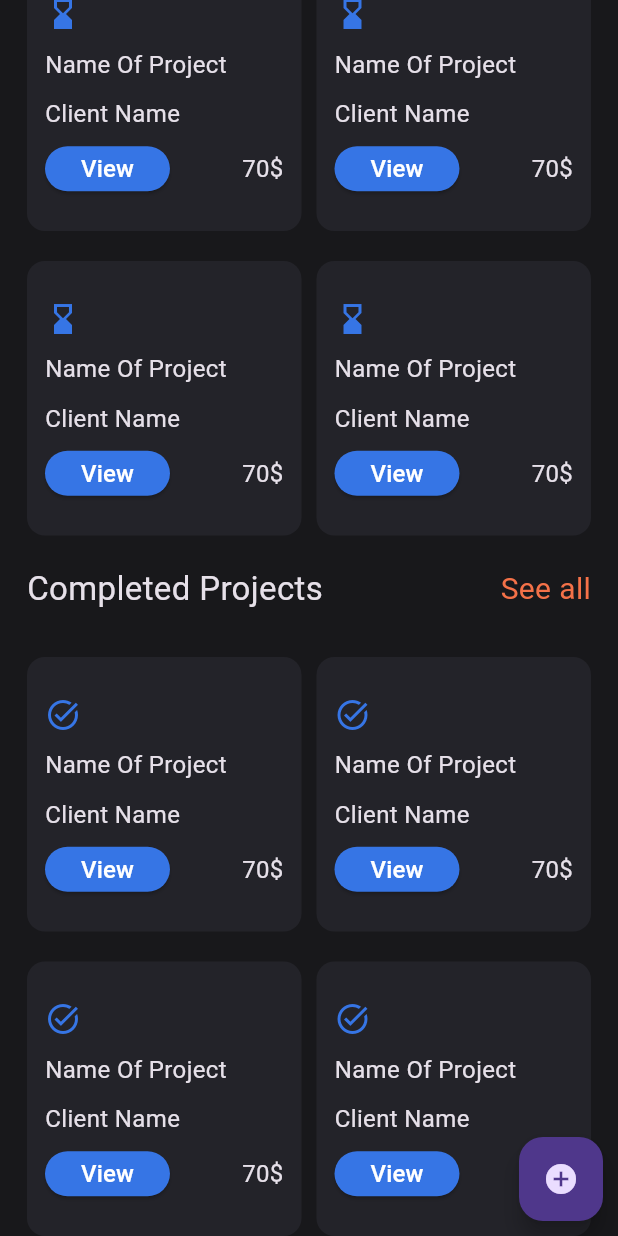
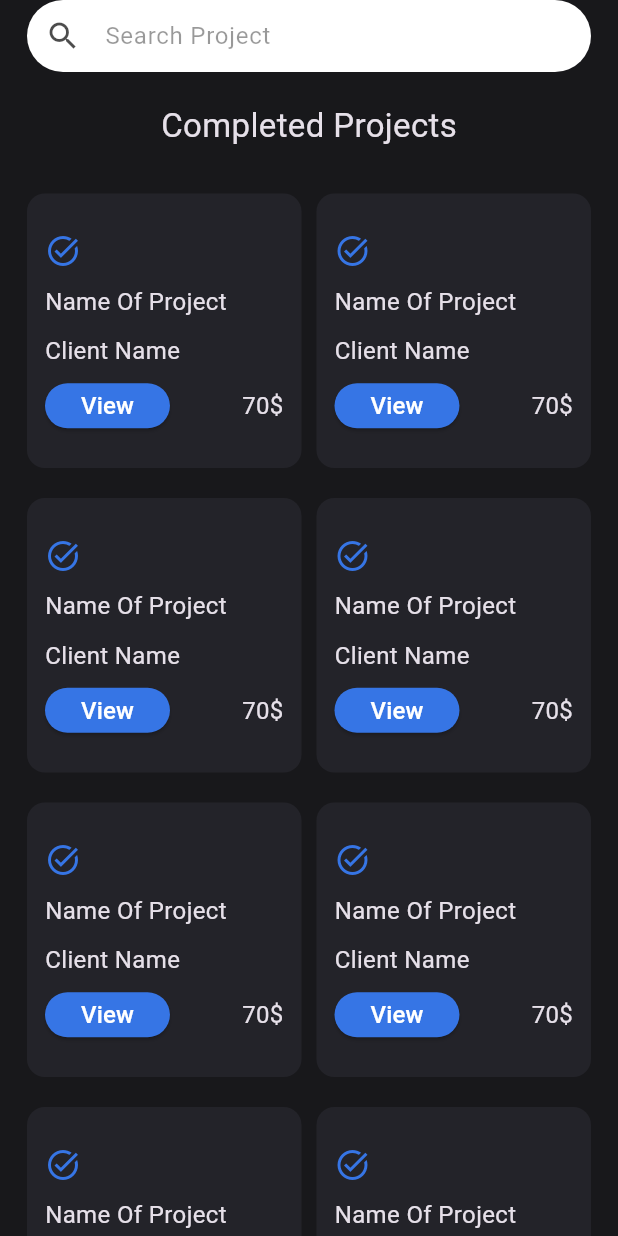
Before and after one commit to gelkomyy/pricer, a Flutter app: the screen it shows after launch, scrolled down 160 dp, after a tap on "See all", on a phone screen of 412 x 824 dp. Run offline on Flutter 3.47's test engine with Material 3 defaults, Android fonts, the phone set to English and light mode, and no system bars.

Commit message:
add completed projects view

```diff
--- /dev/null
+++ b/lib/Features/completed_projects/presentation/views/completed_projects_view.dart
@@ -0,0 +1,13 @@
+import 'package:flutter/material.dart';
+import 'package:pricer/Features/completed_projects/presentation/views/widgets/completed_projects_view_body.dart';
+
+class CompletedProjectsView extends StatelessWidget {
+  const CompletedProjectsView({super.key});
+  static String id = 'CompletedProjectsView';
+  @override
+  Widget build(BuildContext context) {
+    return const Scaffold(
+      body: SafeArea(child: CompletedProjectsViewBody()),
+    );
+  }
+}
--- /dev/null
+++ b/lib/Features/completed_projects/presentation/views/widgets/completed_projects_view_body.dart
@@ -0,0 +1,14 @@
+import 'package:flutter/material.dart';
+import 'package:pricer/Features/completed_projects/presentation/views/widgets/custom_done_projects_scroll_view.dart';
+
+class CompletedProjectsViewBody extends StatelessWidget {
+  const CompletedProjectsViewBody({super.key});
+
+  @override
+  Widget build(BuildContext context) {
+    return const Padding(
+      padding: EdgeInsets.symmetric(horizontal: 18),
+      child: CustomDoneProjectsScrollView(),
+    );
+  }
+}
--- /dev/null
+++ b/lib/Features/completed_projects/presentation/views/widgets/custom_done_projects_scroll_view.dart
@@ -0,0 +1,35 @@
+import 'package:flutter/material.dart';
+import 'package:pricer/Features/home/presentation/views/widgets/custom_search_box.dart';
+import 'package:pricer/Features/home/presentation/views/widgets/done_row.dart';
+import 'package:pricer/Features/home/presentation/views/widgets/project_grid_done.dart';
+
+class CustomDoneProjectsScrollView extends StatelessWidget {
+  const CustomDoneProjectsScrollView({
+    super.key,
+  });
+
+  @override
+  Widget build(BuildContext context) {
+    return const CustomScrollView(
+      slivers: [
+        SliverToBoxAdapter(
+          child: CustomSearchBox(),
+        ),
+        SliverToBoxAdapter(
+          child: SizedBox(
+            height: 20,
+          ),
+        ),
+        SliverToBoxAdapter(
+          child: DoneRow(),
+        ),
+        SliverToBoxAdapter(
+          child: SizedBox(
+            height: 30,
+          ),
+        ),
+        ProjectsGridDone(),
+      ],
+    );
+  }
+}
--- a/lib/Features/home/presentation/views/widgets/done_row.dart
+++ b/lib/Features/home/presentation/views/widgets/done_row.dart
@@ -1,4 +1,5 @@
 import 'package:flutter/material.dart';
+import 'package:pricer/Features/completed_projects/presentation/views/completed_projects_view.dart';
 
 class DoneRow extends StatelessWidget {
   const DoneRow({
@@ -8,7 +9,10 @@
   @override
   Widget build(BuildContext context) {
     return Row(
-      mainAxisAlignment: MainAxisAlignment.spaceBetween,
+      mainAxisAlignment:
+          ModalRoute.of(context)?.settings.name == CompletedProjectsView.id
+              ? MainAxisAlignment.center
+              : MainAxisAlignment.spaceBetween,
       children: [
         const Text(
           'Completed Projects',
@@ -16,8 +20,12 @@
             fontSize: 22,
           ),
         ),
-        InkWell(
-          onTap: () {},
+        ModalRoute.of(context)?.settings.name == CompletedProjectsView.id
+            ? const SizedBox()
+            : InkWell(
+                onTap: () {
+                  Navigator.pushNamed(context, CompletedProjectsView.id);
+                },
                 child: const Text(
                   'See all',
                   style: TextStyle(
--- a/lib/Features/home/presentation/views/widgets/project_grid_done.dart
+++ b/lib/Features/home/presentation/views/widgets/project_grid_done.dart
@@ -1,4 +1,5 @@
 import 'package:flutter/material.dart';
+import 'package:pricer/Features/completed_projects/presentation/views/completed_projects_view.dart';
 import 'package:pricer/Features/home/presentation/views/widgets/project_item.dart';
 
 class ProjectsGridDone extends StatelessWidget {
@@ -7,7 +8,10 @@
   @override
   Widget build(BuildContext context) {
     return SliverGrid.builder(
-        itemCount: 4,
+        itemCount:
+            ModalRoute.of(context)?.settings.name == CompletedProjectsView.id
+                ? 10
+                : 4,
         gridDelegate: const SliverGridDelegateWithFixedCrossAxisCount(
             crossAxisCount: 2, mainAxisSpacing: 20, crossAxisSpacing: 10),
         itemBuilder: ((context, index) {
--- a/lib/Features/home/presentation/views/widgets/project_item.dart
+++ b/lib/Features/home/presentation/views/widgets/project_item.dart
@@ -5,8 +5,7 @@
   final IconData iconData;
   @override
   Widget build(BuildContext context) {
-    return Flexible(
-      child: Container(
+    return Container(
       decoration: BoxDecoration(
         borderRadius: BorderRadius.circular(12),
         color: const Color(0xff232329),
@@ -72,7 +71,6 @@
           ],
         ),
       ),
-      ),
     );
   }
 }
--- a/lib/main.dart
+++ b/lib/main.dart
@@ -1,4 +1,5 @@
 import 'package:flutter/material.dart';
+import 'package:pricer/Features/completed_projects/presentation/views/completed_projects_view.dart';
 import 'package:pricer/Features/home/presentation/views/home_view.dart';
 
 void main() {
@@ -11,6 +12,9 @@
   @override
   Widget build(BuildContext context) {
     return MaterialApp(
+      routes: {
+        CompletedProjectsView.id: (context) => const CompletedProjectsView()
+      },
       debugShowCheckedModeBanner: false,
       theme: ThemeData.dark()
           .copyWith(scaffoldBackgroundColor: const Color(0xff18181B)),
```
Also changed, not shown: lib/Features/completed_projects/data/repos/home_repo.dart (added, +9 -0 lines), lib/Features/completed_projects/data/repos/home_repo_impl.dart (added, +47 -0 lines). Lines whose indentation alone changed are shown as unchanged.
